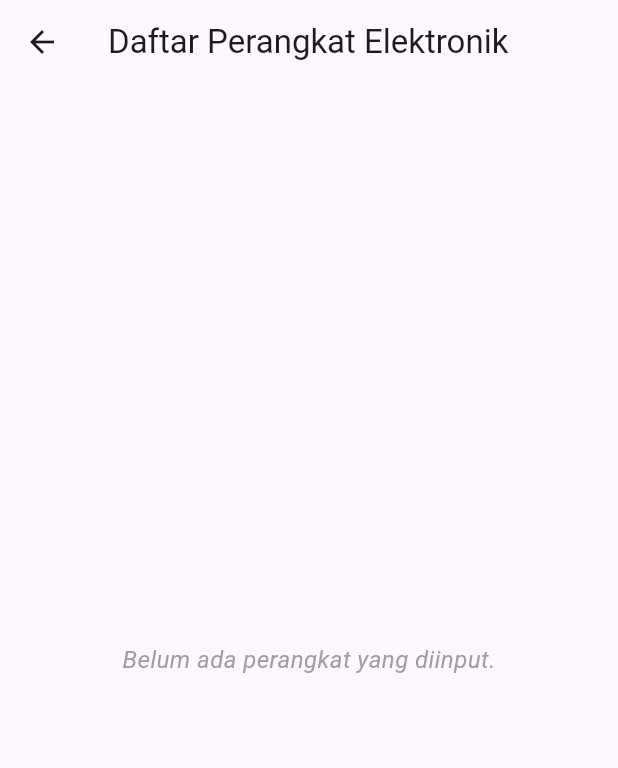
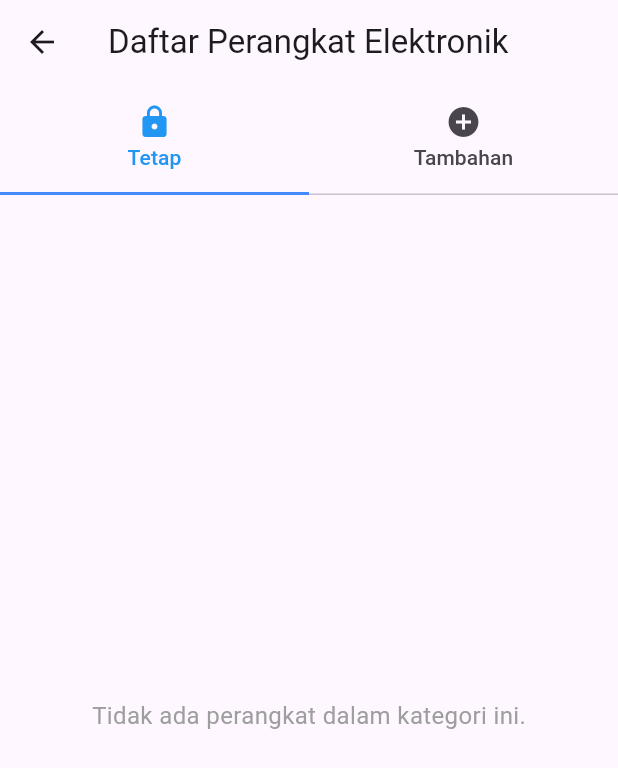
Before and after one commit to Kriiif/savEco-, a Flutter app: the ListPage screen opened directly with empty values, on a phone screen of 412 x 824 dp. Shown: the top 768 px of the screen. Run offline on Flutter 3.47's test engine with Material 3 defaults, Android fonts, the phone set to English and light mode, and no system bars.

Commit message:
APDET LIST PAGE 19-12-2024

```diff
--- a/lib/list_page.dart
+++ b/lib/list_page.dart
@@ -1,9 +1,11 @@
 import 'package:flutter/material.dart';
+import 'package:intl/intl.dart';
 
 class ListPage extends StatelessWidget {
-  final List<Map<String, dynamic>> items;
+  final List<Map<String, dynamic>> fixedItems;
+  final List<Map<String, dynamic>> additionalItems;
 
-  ListPage({required this.items});
+  ListPage({required this.fixedItems, required this.additionalItems});
 
   String formatCurrency(dynamic cost) {
     return 'Rp${cost.toString().replaceAllMapped(RegExp(r'(\d)(?=(\d{3})+(?!\d))'), (Match m) => '${m[1]}.')}';
@@ -11,22 +13,50 @@ class ListPage extends StatelessWidget {
 
   @override
   Widget build(BuildContext context) {
-    return Scaffold(
+    return DefaultTabController(
+      length: 2,
+      child: Scaffold(
         appBar: AppBar(
-        title: Text('Daftar Perangkat Elektronik'),
+          title: const Text('Daftar Perangkat Elektronik'),
+          bottom: const TabBar(
+            indicatorSize: TabBarIndicatorSize.tab,
+            indicatorColor: Colors.blueAccent,
+            labelColor: Colors.blue,
+            tabs: <Widget>[
+              Tab(
+                text: 'Tetap',
+                icon: Icon(Icons.lock),
               ),
-      body: items.isEmpty
-          ? Center(
-        child: Text(
-          'Belum ada perangkat yang diinput.',
-          style: TextStyle(
-            fontSize: 16,
-            fontStyle: FontStyle.italic,
-            color: Colors.grey,
+              Tab(
+                text: 'Tambahan',
+                icon: Icon(Icons.add_circle),
+              ),
+            ],
           ),
         ),
-      )
-          : ListView.builder(
+        body: TabBarView(
+          children: [
+            // Fixed usage list
+            buildUsageList(fixedItems, Icons.lock, Colors.blue),
+            // Additional usage list
+            buildUsageList(additionalItems, Icons.add_circle, Colors.blue),
+          ],
+        ),
+      ),
+    );
+  }
+
+  Widget buildUsageList(List<Map<String, dynamic>> items, IconData icon, Color iconColor) {
+    if (items.isEmpty) {
+      return Center(
+        child: Text(
+          'Tidak ada perangkat dalam kategori ini.',
+          style: TextStyle(fontSize: 16, color: Colors.grey),
+        ),
+      );
+    }
+
+    return ListView.builder(
       padding: const EdgeInsets.all(16.0),
       itemCount: items.length,
       itemBuilder: (context, index) {
@@ -36,23 +66,22 @@ class ListPage extends StatelessWidget {
           shape: RoundedRectangleBorder(borderRadius: BorderRadius.circular(8)),
           child: ListTile(
             leading: Icon(
-                item['category'] == 'Tetap' ? Icons.lock : Icons.add_circle,
+              icon,
               size: 40,
-                color: item['category'] == 'Tetap' ? Colors.blue : Colors.green,
+              color: iconColor,
             ),
             title: Text(item['name']),
             subtitle: Column(
               crossAxisAlignment: CrossAxisAlignment.start,
               children: [
                 Text('Penggunaan: ${item['usage']} watt'),
-                  Text('Biaya: ${formatCurrency(item['cost'])}'),
-                  Text('Kategori: ${item['category']}'),
+
+                Text('Biaya: '+ NumberFormat.currency(locale: 'id_ID', symbol: 'Rp', decimalDigits: 0).format(item['cost']))
               ],
             ),
           ),
         );
       },
-      ),
     );
   }
 }
```
Lines whose indentation alone changed are shown as unchanged.
